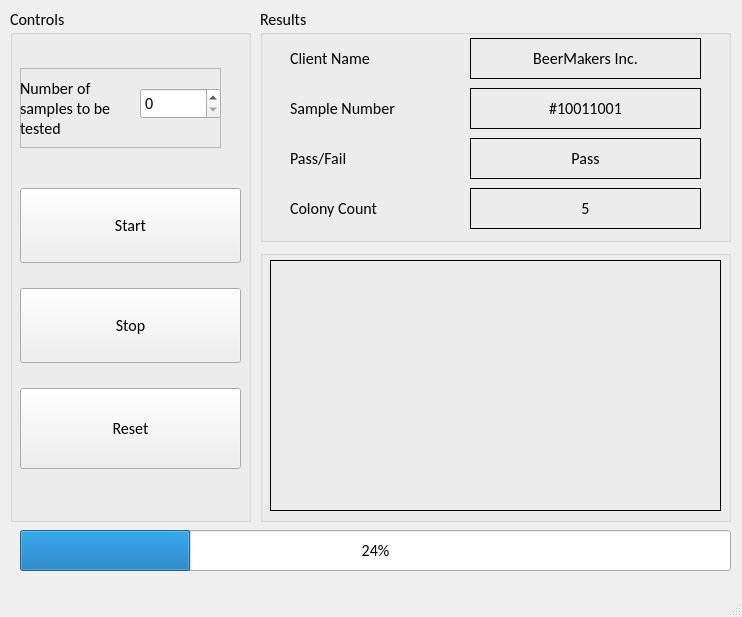
The window that Code/GUI/Delta GUI/delta.ui (Jbruslind/ECE44x_Senior_Design) describes before a commit, drawn with Qt 5.
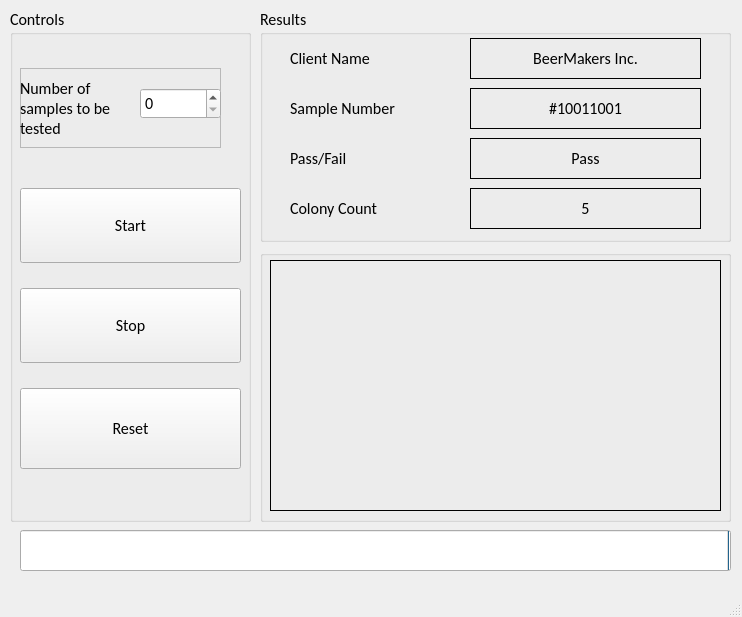
The same window after the commit. Icons and pictures are not drawn.

What changed in the file:
```diff
--- a/Code/GUI/Delta GUI/delta.ui
+++ b/Code/GUI/Delta GUI/delta.ui
@@ -386,11 +386,14 @@
      </font>
     </property>
     <property name="value">
-     <number>24</number>
+     <number>0</number>
     </property>
     <property name="alignment">
      <set>Qt::AlignCenter</set>
     </property>
+    <property name="invertedAppearance">
+     <bool>true</bool>
+    </property>
    </widget>
    <widget class="QGroupBox" name="Image">
     <property name="geometry">
```
Left out of the diff: 2 changed lines with no effect on the pictures.
